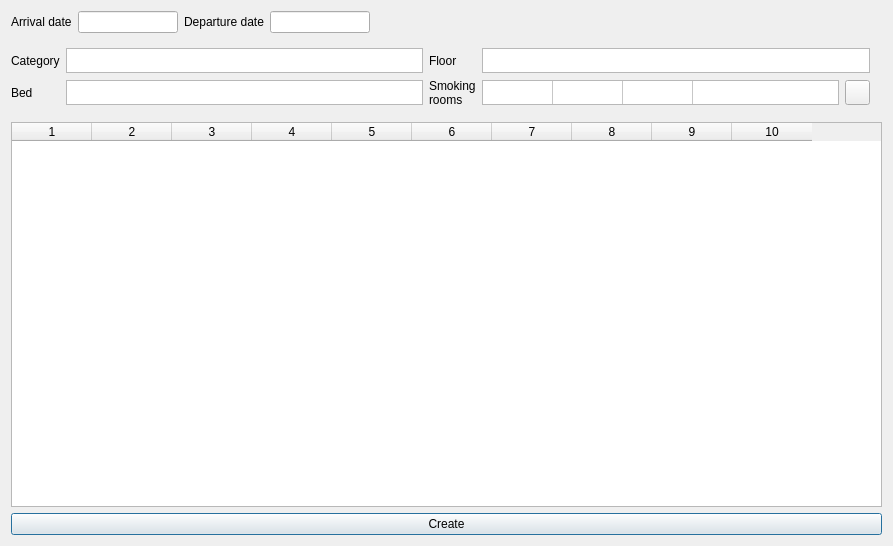
This is Resort/dlgcreategroupreservation.ui in End1-1/Resort as Qt 5 draws it before an edit. The edited form follows.
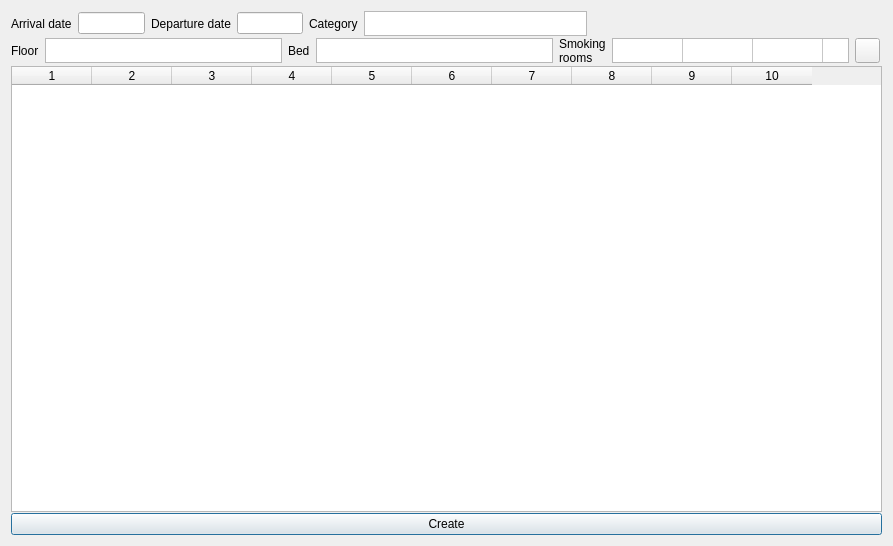
This is the edited form. Icons and pictures are not drawn. Custom widgets are drawn as their Qt base class.

```diff
--- a/Resort/dlgcreategroupreservation.ui
+++ b/Resort/dlgcreategroupreservation.ui
@@ -20,6 +20,9 @@
    <string>Group reservation</string>
   </property>
   <layout class="QGridLayout" name="gridLayout_3">
+   <property name="spacing">
+    <number>1</number>
+   </property>
    <item row="5" column="0" colspan="3">
     <widget class="QTableWidget" name="tblData">
      <property name="sizePolicy">
@@ -166,6 +169,44 @@
         </property>
        </widget>
       </item>
+      <item>
+       <widget class="QLabel" name="label_24">
+        <property name="text">
+         <string>Category</string>
+        </property>
+       </widget>
+      </item>
+      <item>
+       <widget class="QTableWidget" name="tblCategory">
+        <property name="maximumSize">
+         <size>
+          <width>16777215</width>
+          <height>25</height>
+         </size>
+        </property>
+        <property name="verticalScrollBarPolicy">
+         <enum>Qt::ScrollBarAlwaysOff</enum>
+        </property>
+        <property name="horizontalScrollBarPolicy">
+         <enum>Qt::ScrollBarAlwaysOff</enum>
+        </property>
+        <property name="editTriggers">
+         <set>QAbstractItemView::NoEditTriggers</set>
+        </property>
+        <attribute name="horizontalHeaderVisible">
+         <bool>false</bool>
+        </attribute>
+        <attribute name="horizontalHeaderDefaultSectionSize">
+         <number>35</number>
+        </attribute>
+        <attribute name="verticalHeaderVisible">
+         <bool>false</bool>
+        </attribute>
+        <attribute name="verticalHeaderDefaultSectionSize">
+         <number>25</number>
+        </attribute>
+       </widget>
+      </item>
       <item>
        <spacer name="horizontalSpacer">
         <property name="orientation">
@@ -188,63 +229,62 @@
       <property name="leftMargin">
        <number>0</number>
       </property>
+      <property name="topMargin">
+       <number>0</number>
+      </property>
       <property name="rightMargin">
        <number>0</number>
       </property>
-      <item row="1" column="0">
-       <widget class="QLabel" name="label_25">
-        <property name="text">
-         <string>Bed</string>
-        </property>
-       </widget>
-      </item>
-      <item row="0" column="0">
-       <widget class="QLabel" name="label_24">
-        <property name="text">
-         <string>Category</string>
-        </property>
-       </widget>
-      </item>
-      <item row="0" column="2">
-       <widget class="QTableWidget" name="tblCategory">
-        <property name="maximumSize">
-         <size>
-          <width>16777215</width>
-          <height>25</height>
-         </size>
-        </property>
-        <property name="verticalScrollBarPolicy">
-         <enum>Qt::ScrollBarAlwaysOff</enum>
-        </property>
-        <property name="horizontalScrollBarPolicy">
-         <enum>Qt::ScrollBarAlwaysOff</enum>
-        </property>
-        <property name="editTriggers">
-         <set>QAbstractItemView::NoEditTriggers</set>
-        </property>
-        <attribute name="horizontalHeaderVisible">
-         <bool>false</bool>
-        </attribute>
-        <attribute name="horizontalHeaderDefaultSectionSize">
-         <number>35</number>
-        </attribute>
-        <attribute name="verticalHeaderVisible">
-         <bool>false</bool>
-        </attribute>
-        <attribute name="verticalHeaderDefaultSectionSize">
-         <number>25</number>
-        </attribute>
-       </widget>
-      </item>
+      <property name="bottomMargin">
+       <number>0</number>
+      </property>
       <item row="0" column="5">
+       <widget class="QTableWidget" name="tblBed">
+        <property name="maximumSize">
+         <size>
+          <width>16777215</width>
+          <height>25</height>
+         </size>
+        </property>
+        <property name="verticalScrollBarPolicy">
+         <enum>Qt::ScrollBarAlwaysOff</enum>
+        </property>
+        <property name="horizontalScrollBarPolicy">
+         <enum>Qt::ScrollBarAlwaysOff</enum>
+        </property>
+        <property name="editTriggers">
+         <set>QAbstractItemView::NoEditTriggers</set>
+        </property>
+        <attribute name="horizontalHeaderVisible">
+         <bool>false</bool>
+        </attribute>
+        <attribute name="horizontalHeaderDefaultSectionSize">
+         <number>35</number>
+        </attribute>
+        <attribute name="verticalHeaderVisible">
+         <bool>false</bool>
+        </attribute>
+        <attribute name="verticalHeaderDefaultSectionSize">
+         <number>25</number>
+        </attribute>
+       </widget>
+      </item>
+      <item row="0" column="0">
        <widget class="QLabel" name="label_26">
         <property name="text">
          <string>Floor</string>
         </property>
        </widget>
       </item>
-      <item row="1" column="2">
-       <widget class="QTableWidget" name="tblBed">
+      <item row="0" column="3">
+       <widget class="QLabel" name="label_25">
+        <property name="text">
+         <string>Bed</string>
+        </property>
+       </widget>
+      </item>
+      <item row="0" column="2">
+       <widget class="QTableWidget" name="tblFloor">
         <property name="maximumSize">
          <size>
           <width>16777215</width>
@@ -274,7 +314,7 @@
         </attribute>
        </widget>
       </item>
-      <item row="1" column="5">
+      <item row="0" column="6">
        <widget class="QLabel" name="label_27">
         <property name="text">
          <string>Smoking
@@ -282,7 +322,7 @@
         </property>
        </widget>
       </item>
-      <item row="1" column="6">
+      <item row="0" column="7">
        <widget class="QTableWidget" name="tblSmoke">
         <property name="maximumSize">
          <size>
@@ -336,7 +376,7 @@
         </column>
        </widget>
       </item>
-      <item row="1" column="7">
+      <item row="0" column="8">
        <widget class="QPushButton" name="btnClearRoomFilter">
         <property name="minimumSize">
          <size>
@@ -359,37 +399,6 @@
         </property>
        </widget>
       </item>
-      <item row="0" column="6" colspan="2">
-       <widget class="QTableWidget" name="tblFloor">
-        <property name="maximumSize">
-         <size>
-          <width>16777215</width>
-          <height>25</height>
-         </size>
-        </property>
-        <property name="verticalScrollBarPolicy">
-         <enum>Qt::ScrollBarAlwaysOff</enum>
-        </property>
-        <property name="horizontalScrollBarPolicy">
-         <enum>Qt::ScrollBarAlwaysOff</enum>
-        </property>
-        <property name="editTriggers">
-         <set>QAbstractItemView::NoEditTriggers</set>
-        </property>
-        <attribute name="horizontalHeaderVisible">
-         <bool>false</bool>
-        </attribute>
-        <attribute name="horizontalHeaderDefaultSectionSize">
-         <number>35</number>
-        </attribute>
-        <attribute name="verticalHeaderVisible">
-         <bool>false</bool>
-        </attribute>
-        <attribute name="verticalHeaderDefaultSectionSize">
-         <number>25</number>
-        </attribute>
-       </widget>
-      </item>
      </layout>
     </widget>
    </item>
```
